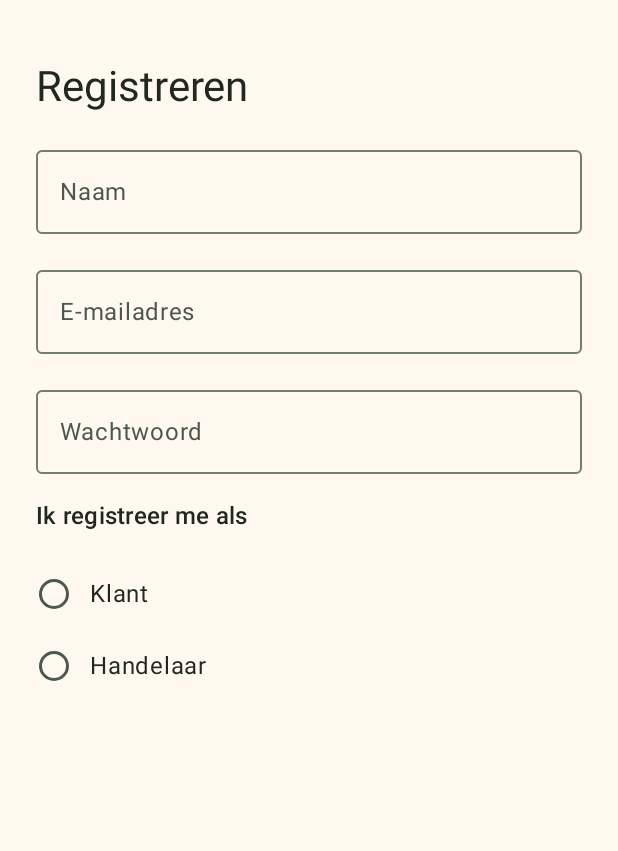
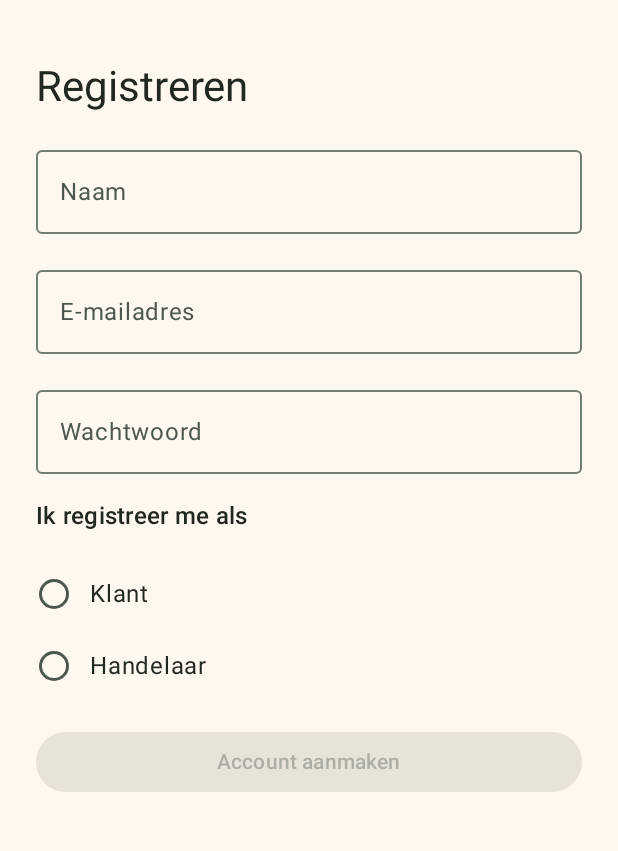
Before and after one commit to TaliaJournee/MobileDevelopmentProject, an Android app built with Jetpack Compose: the screen it shows after launch (MainActivity), after a tap on "Registreren", on a phone screen of 412 x 824 dp, the part 66-917 px from its top. Run offline under Robolectric (Android 15) with nearby library versions, the phone set to English and light mode, and no system bars; our stand-ins replace Firebase (no records; nobody signed in at launch, a user with empty details on screens opened directly); libraries missing offline, so code that uses them is left out: org.osmdroid.config; 1 statement that could not run was skipped; 1 other tap on this screen came first.

Commit message:
Connect the registration form to account creation

```diff
--- a/app/src/main/java/edu/ap/dakaniktochniwegsmijten/ui/auth/RegisterScreen.kt
+++ b/app/src/main/java/edu/ap/dakaniktochniwegsmijten/ui/auth/RegisterScreen.kt
@@ -30,9 +30,15 @@ import androidx.lifecycle.compose.collectAsStateWithLifecycle
 import androidx.lifecycle.viewmodel.compose.viewModel
 import edu.ap.dakaniktochniwegsmijten.R
 import edu.ap.dakaniktochniwegsmijten.data.user.UserRole
+import androidx.activity.compose.BackHandler
+import androidx.compose.material3.Button
+import androidx.compose.material3.CircularProgressIndicator
+import androidx.compose.ui.platform.LocalFocusManager
 
 @Composable
 fun RegisterScreen(
+    registrationState: RegistrationUiState,
+    onRegister: (RegisterUiState) -> Unit,
     modifier: Modifier = Modifier,
     registerViewModel: RegisterViewModel = viewModel()
 ) {
@@ -40,6 +46,17 @@ fun RegisterScreen(
     val showNameError = uiState.name.isNotEmpty() && !uiState.isNameValid
     val showEmailError = uiState.email.isNotEmpty() && !uiState.isEmailValid
     val showPasswordError = uiState.password.isNotEmpty() && !uiState.isPasswordValid
+    val focusManager = LocalFocusManager.current
+    val canEdit = !registrationState.isSubmitting
+    val canSubmit = canEdit &&
+            uiState.isNameValid &&
+            uiState.isEmailValid &&
+            uiState.isPasswordValid &&
+            uiState.role != null
+
+    BackHandler(enabled = registrationState.isSubmitting) {
+        // Keep the form open while account creation is in progress.
+    }
 
     Column(
         modifier = modifier
@@ -60,6 +77,7 @@ fun RegisterScreen(
             modifier = Modifier.fillMaxWidth(),
             label = { Text(stringResource(R.string.register_name)) },
             singleLine = true,
+            enabled = canEdit,
             isError = showNameError,
             supportingText = if (showNameError) {
                 { Text(stringResource(R.string.register_error_name)) }
@@ -75,6 +93,7 @@ fun RegisterScreen(
             modifier = Modifier.fillMaxWidth(),
             label = { Text(stringResource(R.string.login_email)) },
             singleLine = true,
+            enabled = canEdit,
             isError = showEmailError,
             supportingText = if (showEmailError) {
                 { Text(stringResource(R.string.login_error_email_invalid)) }
@@ -93,6 +112,7 @@ fun RegisterScreen(
             modifier = Modifier.fillMaxWidth(),
             label = { Text(stringResource(R.string.login_password)) },
             singleLine = true,
+            enabled = canEdit,
             isError = showPasswordError,
             supportingText = if (showPasswordError) {
                 { Text(stringResource(R.string.register_error_password_short)) }
@@ -124,6 +144,7 @@ fun RegisterScreen(
                         .fillMaxWidth()
                         .selectable(
                             selected = selected,
+                            enabled = canEdit,
                             role = Role.RadioButton,
                             onClick = { registerViewModel.selectRole(role) }
                         )
@@ -131,10 +152,43 @@ fun RegisterScreen(
                     verticalAlignment = Alignment.CenterVertically,
                     horizontalArrangement = Arrangement.spacedBy(12.dp)
                 ) {
-                    RadioButton(selected = selected, onClick = null)
+                    RadioButton(
+                        selected = selected,
+                        onClick = null,
+                        enabled = canEdit
+                    )
                     Text(stringResource(labelRes))
                 }
             }
         }
+        registrationState.errorRes?.let { errorRes ->
+            Text(
+                text = stringResource(errorRes),
+                color = MaterialTheme.colorScheme.error
+            )
+        }
+
+        Button(
+            onClick = {
+                focusManager.clearFocus()
+                onRegister(uiState)
+            },
+            enabled = canSubmit,
+            modifier = Modifier.fillMaxWidth()
+        ) {
+            Text(
+                stringResource(
+                    if (registrationState.isSubmitting) {
+                        R.string.register_submitting
+                    } else {
+                        R.string.register_submit
+                    }
+                )
+            )
+        }
+
+        if (registrationState.isSubmitting) {
+            CircularProgressIndicator()
+        }
     }
 }
--- a/app/src/main/java/edu/ap/dakaniktochniwegsmijten/ui/auth/SessionStatusScreen.kt
+++ b/app/src/main/java/edu/ap/dakaniktochniwegsmijten/ui/auth/SessionStatusScreen.kt
@@ -22,12 +22,14 @@ import edu.ap.dakaniktochniwegsmijten.R
 @Composable
 fun SessionStatusScreen(
     uiState: SessionUiState,
+    registrationState: RegistrationUiState,
     onRetry: () -> Unit,
     onSignOut: () -> Unit,
     modifier: Modifier = Modifier
 ) {
-    val isLoading = uiState.isLoading || uiState.isProfileLoading
-
+    val isLoading = uiState.isLoading ||
+            uiState.isProfileLoading ||
+            registrationState.isSubmitting
     Column(
         modifier = modifier
             .fillMaxSize()
@@ -44,16 +46,22 @@ fun SessionStatusScreen(
 
             Text(
                 text = stringResource(
-                    if (uiState.isLoading) {
-                        R.string.session_loading
-                    } else {
-                        R.string.session_profile_loading
+                    when {
+                        registrationState.isSubmitting -> R.string.register_submitting
+                        uiState.isLoading -> R.string.session_loading
+                        else -> R.string.session_profile_loading
                     }
                 ),
                 textAlign = TextAlign.Center
             )
         } else {
-            val errorRes = uiState.profileErrorRes
+            val errorRes = if (
+                registrationState.errorRes == R.string.register_error_profile_save
+            ) {
+                R.string.register_error_profile_save
+            } else {
+                uiState.profileErrorRes
+            }
 
             Text(
                 text = stringResource(
@@ -73,7 +81,10 @@ fun SessionStatusScreen(
         }
 
         if (uiState.userId != null) {
-            TextButton(onClick = onSignOut) {
+            TextButton(
+                onClick = onSignOut,
+                enabled = !registrationState.isSubmitting
+            ) {
                 Text(stringResource(R.string.sign_out))
             }
         }
--- a/app/src/main/java/edu/ap/dakaniktochniwegsmijten/ui/navigation/AppNavigation.kt
+++ b/app/src/main/java/edu/ap/dakaniktochniwegsmijten/ui/navigation/AppNavigation.kt
@@ -64,6 +64,7 @@ fun AppNavigation(
     sessionViewModel: SessionViewModel = viewModel()
 ) {
     val sessionState by sessionViewModel.uiState.collectAsStateWithLifecycle()
+    val registrationState by sessionViewModel.registrationState.collectAsStateWithLifecycle()
     val navController = rememberNavController()
     val backStackEntry by navController.currentBackStackEntryAsState()
     val currentRoute = backStackEntry?.destination?.route
@@ -124,6 +125,7 @@ fun AppNavigation(
         if (showSignOut) {
             TextButton(
                 onClick = sessionViewModel::signOut,
+                enabled = !registrationState.isSubmitting,
                 modifier = Modifier
                     .align(Alignment.End)
                     .padding(horizontal = 8.dp)
@@ -141,6 +143,7 @@ fun AppNavigation(
                 if (targetRoute == SESSION_ROUTE) {
                     SessionStatusScreen(
                         uiState = sessionState,
+                        registrationState = registrationState,
                         onRetry = sessionViewModel::retryProfile,
                         onSignOut = sessionViewModel::signOut
                     )
@@ -161,7 +164,10 @@ fun AppNavigation(
 
             composable(REGISTER_ROUTE) {
                 if (targetRoute == LOGIN_ROUTE) {
-                    RegisterScreen()
+                    RegisterScreen(
+                        registrationState = registrationState,
+                        onRegister = sessionViewModel::register
+                    )
                 }
             }
 
--- a/app/src/main/res/values/strings.xml
+++ b/app/src/main/res/values/strings.xml
@@ -36,4 +36,6 @@
     <string name="register_error_weak_password">Dit wachtwoord voldoet niet aan de wachtwoordvereisten. Kies een sterker wachtwoord.</string>
     <string name="register_error_unknown">Je account aanmaken is niet gelukt. Probeer opnieuw.</string>
     <string name="register_error_profile_save">Je account is aangemaakt, maar je profiel kon niet worden opgeslagen. Probeer opnieuw.</string>
+    <string name="register_submit">Account aanmaken</string>
+    <string name="register_submitting">Account aanmaken…</string>
 </resources>
```
